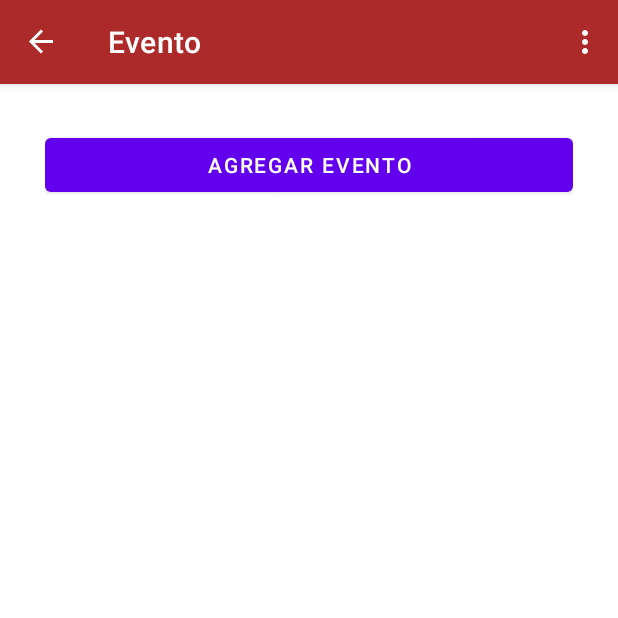
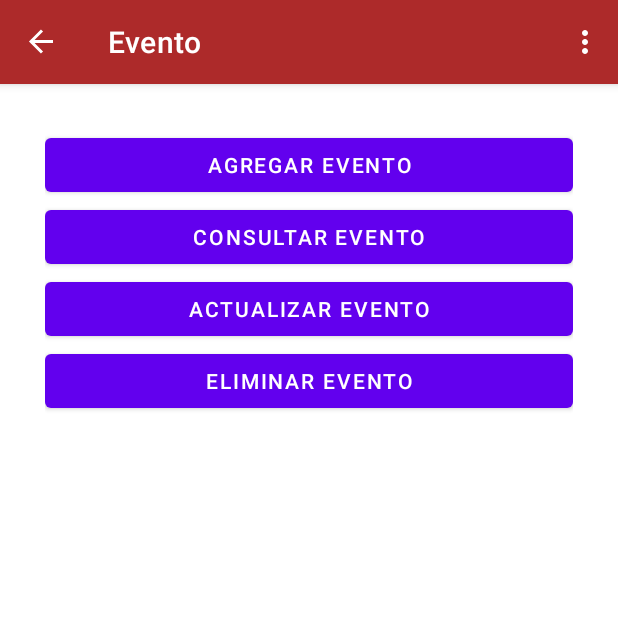
Before and after one commit to alonsocj/PolideportivoUES, an Android app: the screen it shows after launch (MainActivity), in the side drawer, after a tap on "Evento", on a phone screen of 412 x 824 dp, the top half of it. Run offline under Robolectric (Android 15) with nearby library versions, the phone set to English and light mode, and no system bars; our stand-ins replace navigation-ui.

Commit message:
Se realizo el consultar de la tabla evento

```diff
--- a/app/src/main/AndroidManifest.xml
+++ b/app/src/main/AndroidManifest.xml
@@ -103,6 +103,9 @@
             android:name=".Chris.Evento.EventoInsertarActivity"
             android:exported="false" />
         <activity
+            android:name=".Chris.Evento.EventoActualizarActivity"
+            android:exported="false" />
+        <activity
             android:name=".Alonso.TipoEvento.TipoEventoEliminarActivity"
             android:exported="false" />
         <activity
--- a/app/src/main/java/sv/edu/ues/fia/eisi/pdm115/g10/polideportivoues/ui/evento/EventoFragment.java
+++ b/app/src/main/java/sv/edu/ues/fia/eisi/pdm115/g10/polideportivoues/ui/evento/EventoFragment.java
@@ -10,6 +10,9 @@ import android.view.View;
 import android.view.ViewGroup;
 import android.widget.Button;
 
+import sv.edu.ues.fia.eisi.pdm115.g10.polideportivoues.Chris.Evento.EventoActualizarActivity;
+import sv.edu.ues.fia.eisi.pdm115.g10.polideportivoues.Chris.Evento.EventoConsultarActivity;
+import sv.edu.ues.fia.eisi.pdm115.g10.polideportivoues.Chris.Evento.EventoEliminarActivity;
 import sv.edu.ues.fia.eisi.pdm115.g10.polideportivoues.Chris.Evento.EventoInsertarActivity;
 import sv.edu.ues.fia.eisi.pdm115.g10.polideportivoues.databinding.FragmentEventoBinding;
 
@@ -37,6 +40,37 @@ public class EventoFragment extends Fragment {
             }
         });
 
+        /*Consultar evento*/
+        final Button buttonConsultarEvento = binding.botonConsultarEvento;
+        buttonConsultarEvento.setOnClickListener(new View.OnClickListener() {
+            @Override
+            public void onClick(View view) {
+                Intent intent = new Intent(EventoFragment.this.getContext(), EventoConsultarActivity.class);
+                startActivity(intent);
+            }
+        });
+
+        /*Actualizar evento*/
+        final Button buttonActualizarEvento = binding.botonActualizarEvento;
+        buttonActualizarEvento.setOnClickListener(new View.OnClickListener() {
+            @Override
+            public void onClick(View view) {
+                Intent intent = new Intent(EventoFragment.this.getContext(), EventoActualizarActivity.class);
+                startActivity(intent);
+            }
+        });
+
+        /*Eliminar evento*/
+        final Button buttonEliminarEvento = binding.botonEliminarEvento;
+        buttonEliminarEvento.setOnClickListener(new View.OnClickListener() {
+            @Override
+            public void onClick(View view) {
+                Intent intent = new Intent(EventoFragment.this.getContext(), EventoEliminarActivity.class);
+                startActivity(intent);
+            }
+        });
+
+
         return root;
     }
 }
--- a/app/src/main/res/layout/fragment_evento.xml
+++ b/app/src/main/res/layout/fragment_evento.xml
@@ -17,6 +17,24 @@
             android:layout_height="wrap_content"
             android:text="@string/AgregarEventoFragment" />
 
+        <Button
+            android:id="@+id/botonConsultarEvento"
+            android:layout_width="match_parent"
+            android:layout_height="wrap_content"
+            android:text="@string/ConsultarEventoFragment" />
+
+        <Button
+            android:id="@+id/botonActualizarEvento"
+            android:layout_width="match_parent"
+            android:layout_height="wrap_content"
+            android:text="@string/ActualizarEventoFragment" />
+
+        <Button
+            android:id="@+id/botonEliminarEvento"
+            android:layout_width="match_parent"
+            android:layout_height="wrap_content"
+            android:text="@string/EliminarEventoFragment" />
+
     </LinearLayout>
 
 </FrameLayout>
```
Also changed, not shown: app/src/main/java/sv/edu/ues/fia/eisi/pdm115/g10/polideportivoues/Chris/Evento/EventoConsultarActivity.java (+33 -1 lines), app/src/main/java/sv/edu/ues/fia/eisi/pdm115/g10/polideportivoues/ControlBDG10.java (+15 -1 lines), app/src/main/res/layout/activity_evento_consultar.xml (+63 -2 lines).
